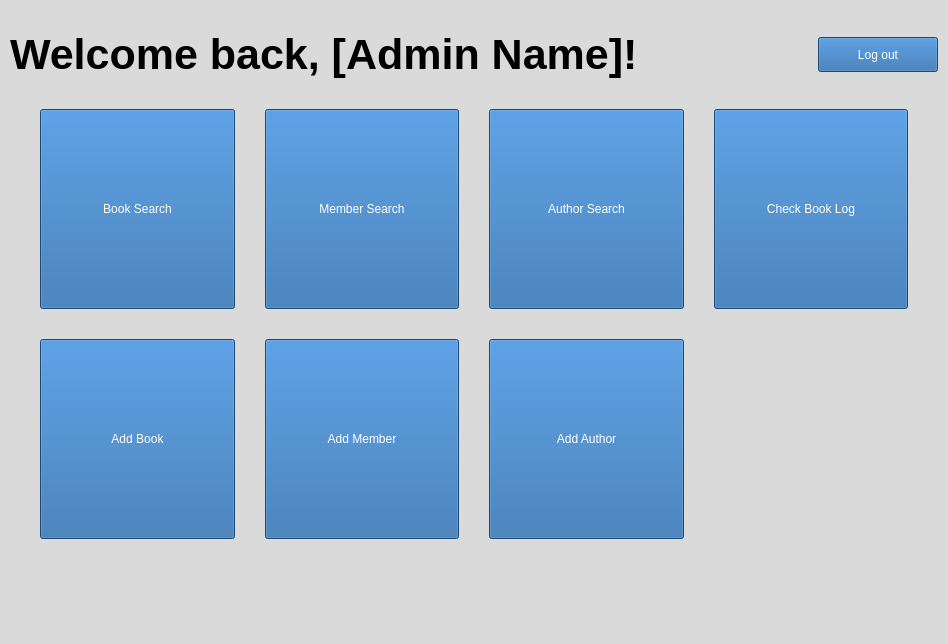
First picture: the form in adminmenu.ui, repository apteryxxyz/cs106-a2-client, before the edit.
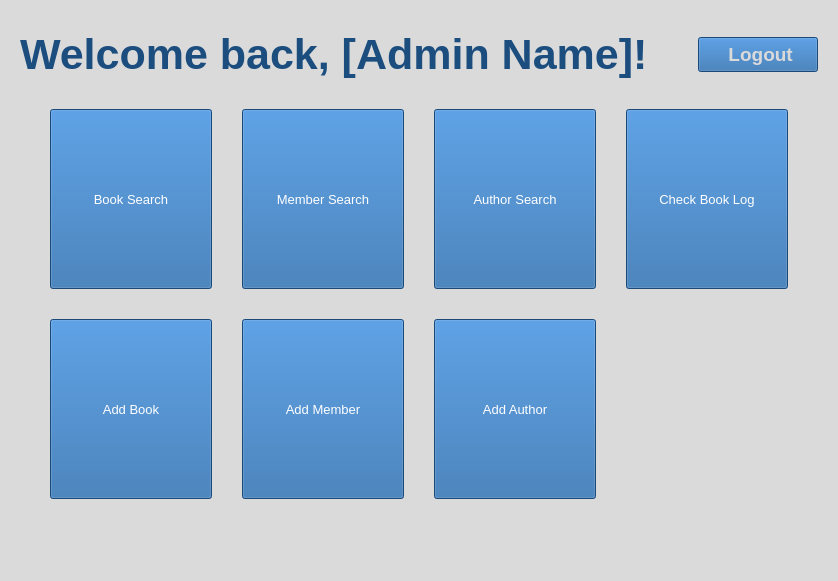
Second picture: the form after the edit. Icons and pictures are not drawn.

What changed in the file:
```diff
--- a/adminmenu.ui
+++ b/adminmenu.ui
@@ -6,12 +6,12 @@
    <rect>
     <x>0</x>
     <y>0</y>
-    <width>948</width>
-    <height>644</height>
+    <width>838</width>
+    <height>581</height>
    </rect>
   </property>
   <property name="windowTitle">
-   <string>AdminMenu</string>
+   <string>Admin Menu</string>
   </property>
   <property name="styleSheet">
    <string notr="true">background-color: #DADADA;
@@ -114,16 +114,16 @@
      <number>0</number>
     </property>
     <property name="leftMargin">
-     <number>10</number>
+     <number>20</number>
     </property>
     <property name="topMargin">
      <number>30</number>
     </property>
     <property name="rightMargin">
-     <number>10</number>
+     <number>20</number>
     </property>
     <property name="bottomMargin">
-     <number>10</number>
+     <number>20</number>
     </property>
     <item>
      <layout class="QGridLayout" name="gridLayout_2">
@@ -154,7 +154,7 @@
          </font>
         </property>
         <property name="styleSheet">
-         <string notr="true">color: 1B4D7E</string>
+         <string notr="true">color: #1B4D7E;</string>
         </property>
         <property name="text">
          <string>Welcome back, [Admin Name]!</string>
@@ -194,13 +194,30 @@
           <height>35</height>
          </size>
         </property>
+        <property name="font">
+         <font>
+          <pointsize>14</pointsize>
+          <bold>true</bold>
+         </font>
+        </property>
         <property name="styleSheet">
-         <string notr="true">color: white;
+         <string notr="true">color: #dadada;
 background-color: #2466A8;
 </string>
         </property>
         <property name="text">
-         <string>Log out</string>
+         <string> Logout</string>
+        </property>
+        <property name="icon">
+         <iconset>
+          <normalon>:/icons/icons/log-out.svg</normalon>
+         </iconset>
+        </property>
+        <property name="iconSize">
+         <size>
+          <width>24</width>
+          <height>24</height>
+         </size>
         </property>
        </widget>
       </item>
@@ -247,7 +264,7 @@
         <property name="minimumSize">
          <size>
           <width>50</width>
-          <height>50</height>
+          <height>75</height>
          </size>
         </property>
         <property name="maximumSize">
@@ -262,6 +279,11 @@
           <height>0</height>
          </size>
         </property>
+        <property name="font">
+         <font>
+          <pointsize>10</pointsize>
+         </font>
+        </property>
         <property name="styleSheet">
          <string notr="true">color: white;
 background-color: #2466A8;
@@ -270,6 +292,17 @@
         <property name="text">
          <string>Member Search</string>
         </property>
+        <property name="icon">
+         <iconset>
+          <normalon>:/icons/icons/user.svg</normalon>
+         </iconset>
+        </property>
+        <property name="iconSize">
+         <size>
+          <width>64</width>
+          <height>64</height>
+         </size>
+        </property>
        </widget>
       </item>
       <item row="6" column="3">
@@ -283,7 +316,7 @@
         <property name="minimumSize">
          <size>
           <width>50</width>
-          <height>50</height>
+          <height>75</height>
          </size>
         </property>
         <property name="maximumSize">
@@ -298,6 +331,11 @@
           <height>0</height>
          </size>
         </property>
+        <property name="font">
+         <font>
+          <pointsize>10</pointsize>
+         </font>
+        </property>
         <property name="styleSheet">
          <string notr="true">color: white;
 background-color: #2466A8;
@@ -306,6 +344,17 @@
         <property name="text">
          <string>Author Search</string>
         </property>
+        <property name="icon">
+         <iconset>
+          <normalon>:/icons/icons/folder.svg</normalon>
+         </iconset>
+        </property>
+        <property name="iconSize">
+         <size>
+          <width>64</width>
+          <height>64</height>
+         </size>
+        </property>
        </widget>
       </item>
       <item row="7" column="3">
@@ -319,7 +368,7 @@
         <property name="minimumSize">
          <size>
           <width>50</width>
-          <height>50</height>
+          <height>75</height>
          </size>
         </property>
         <property name="maximumSize">
@@ -334,6 +383,11 @@
           <height>0</height>
          </size>
         </property>
+        <property name="font">
+         <font>
+          <pointsize>10</pointsize>
+         </font>
+        </property>
         <property name="styleSheet">
          <string notr="true">color: white;
 background-color: #2466A8;
@@ -342,6 +396,17 @@
         <property name="text">
          <string>Add Author</string>
         </property>
+        <property name="icon">
+         <iconset>
+          <normalon>:/icons/icons/folder-plus.svg</normalon>
+         </iconset>
+        </property>
+        <property name="iconSize">
+         <size>
+          <width>64</width>
+          <height>64</height>
+         </size>
+        </property>
        </widget>
       </item>
       <item row="6" column="5">
@@ -355,7 +420,7 @@
         <property name="minimumSize">
          <size>
           <width>50</width>
-          <height>50</height>
+          <height>75</height>
          </size>
         </property>
         <property name="maximumSize">
@@ -370,6 +435,11 @@
           <height>0</height>
          </size>
         </property>
+        <property name="font">
+         <font>
+          <pointsize>10</pointsize>
+         </font>
+        </property>
         <property name="styleSheet">
          <string notr="true">color: white;
 background-color: #2466A8;
@@ -378,42 +448,17 @@
         <property name="text">
          <string>Check Book Log</string>
         </property>
-       </widget>
-      </item>
-      <item row="7" column="1">
-       <widget class="QPushButton" name="pushButton_memberAdd">
-        <property name="sizePolicy">
-         <sizepolicy hsizetype="Minimum" vsizetype="Minimum">
-          <horstretch>0</horstretch>
-          <verstretch>0</verstretch>
-         </sizepolicy>
+        <property name="icon">
+         <iconset>
+          <normalon>:/icons/icons/inbox.svg</normalon>
+         </iconset>
         </property>
-        <property name="minimumSize">
+        <property name="iconSize">
          <size>
-          <width>50</width>
-          <height>50</height>
+          <width>64</width>
+          <height>64</height>
          </size>
         </property>
-        <property name="maximumSize">
-         <size>
-          <width>200</width>
-          <height>200</height>
-         </size>
-        </property>
-        <property name="sizeIncrement">
-         <size>
-          <width>0</width>
-          <height>0</height>
-         </size>
-        </property>
-        <property name="styleSheet">
-         <string notr="true">color: white;
-background-color: #2466A8;
-</string>
-        </property>
-        <property name="text">
-         <string>Add Member</string>
-        </property>
        </widget>
       </item>
       <item row="6" column="0">
@@ -427,7 +472,7 @@
         <property name="minimumSize">
          <size>
           <width>50</width>
-          <height>50</height>
+          <height>75</height>
          </size>
         </property>
         <property name="maximumSize">
@@ -442,6 +487,11 @@
           <height>0</height>
          </size>
         </property>
+        <property name="font">
+         <font>
+          <pointsize>10</pointsize>
+         </font>
+        </property>
         <property name="styleSheet">
          <string notr="true">color: white;
 background-color: #2466A8;
@@ -450,6 +500,17 @@
         <property name="text">
          <string>Book Search</string>
         </property>
+        <property name="icon">
+         <iconset>
+          <normalon>:/icons/icons/book.svg</normalon>
+         </iconset>
+        </property>
+        <property name="iconSize">
+         <size>
+          <width>64</width>
+          <height>64</height>
+         </size>
+        </property>
        </widget>
       </item>
       <item row="7" column="0">
@@ -463,7 +524,7 @@
         <property name="minimumSize">
          <size>
           <width>50</width>
-          <height>50</height>
+          <height>75</height>
          </size>
         </property>
         <property name="maximumSize">
@@ -478,6 +539,11 @@
           <height>0</height>
          </size>
         </property>
+        <property name="font">
+         <font>
+          <pointsize>10</pointsize>
+         </font>
+        </property>
         <property name="styleSheet">
          <string notr="true">color: white;
 background-color: #2466A8;
@@ -486,6 +552,69 @@
         <property name="text">
          <string>Add Book</string>
         </property>
+        <property name="icon">
+         <iconset>
+          <normalon>:/icons/icons/plus-square.svg</normalon>
+         </iconset>
+        </property>
+        <property name="iconSize">
+         <size>
+          <width>64</width>
+          <height>64</height>
+         </size>
+        </property>
+       </widget>
+      </item>
+      <item row="7" column="1">
+       <widget class="QPushButton" name="pushButton_memberAdd">
+        <property name="sizePolicy">
+         <sizepolicy hsizetype="Minimum" vsizetype="Minimum">
+          <horstretch>0</horstretch>
+          <verstretch>0</verstretch>
+         </sizepolicy>
+        </property>
+        <property name="minimumSize">
+         <size>
+          <width>50</width>
+          <height>75</height>
+         </size>
+        </property>
+        <property name="maximumSize">
+         <size>
+          <width>200</width>
+          <height>200</height>
+         </size>
+        </property>
+        <property name="sizeIncrement">
+         <size>
+          <width>0</width>
+          <height>0</height>
+         </size>
+        </property>
+        <property name="font">
+         <font>
+          <pointsize>10</pointsize>
+         </font>
+        </property>
+        <property name="styleSheet">
+         <string notr="true">color: white;
+background-color: #2466A8;
+</string>
+        </property>
+        <property name="text">
+         <string>Add Member</string>
+        </property>
+        <property name="icon">
+         <iconset>
+          <normalon>:/icons/icons/user-plus.svg</normalon>
+         </iconset>
+        </property>
+        <property name="iconSize">
+         <size>
+          <width>64</width>
+          <height>64</height>
+         </size>
+        </property>
        </widget>
       </item>
      </layout>
@@ -510,7 +639,7 @@
     <rect>
      <x>0</x>
      <y>0</y>
-     <width>948</width>
+     <width>838</width>
      <height>21</height>
     </rect>
    </property>
```
